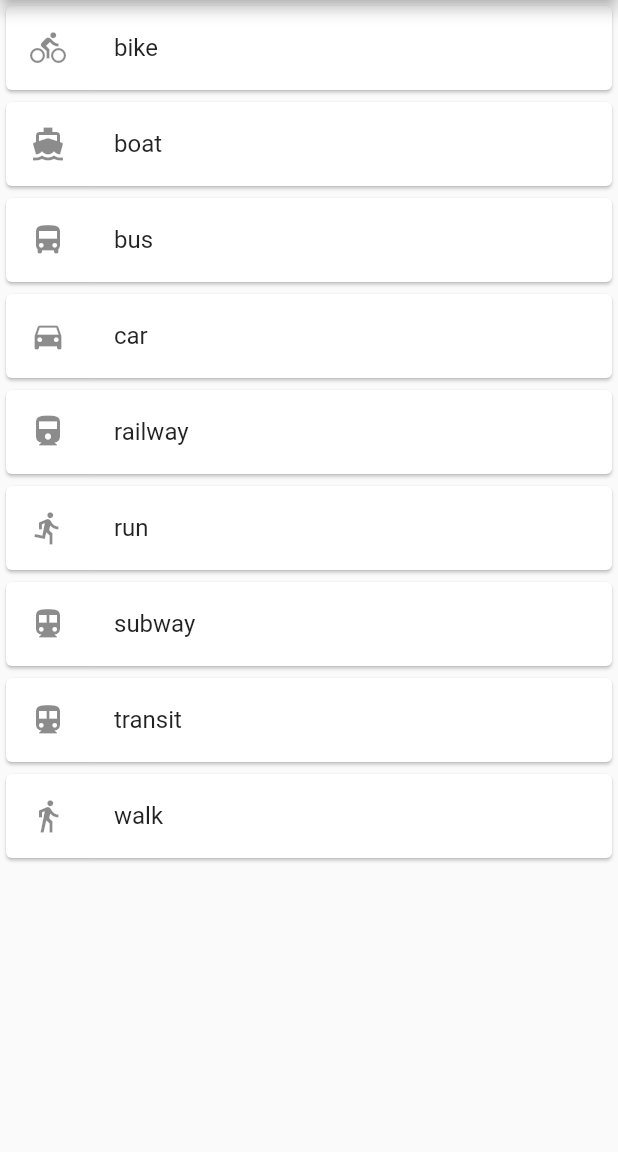
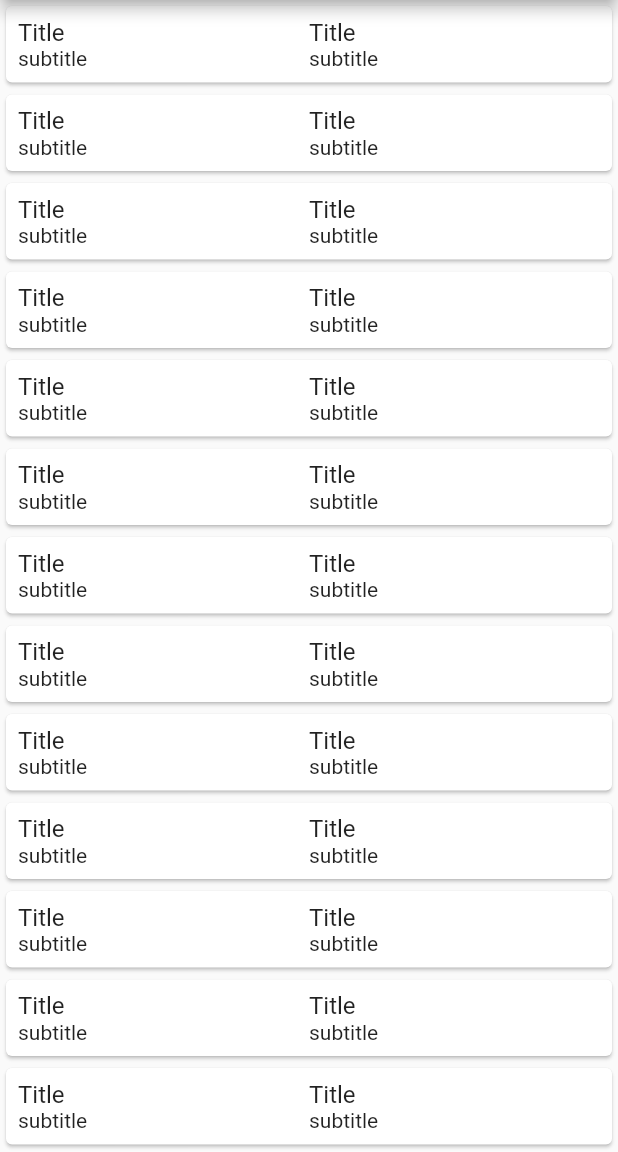
Before and after one commit to after-six/mastering_flutter_listview_jelly, a Flutter app: the screen it shows after launch, on a phone screen of 412 x 824 dp, the part 84-1236 px from its top. Run offline on Flutter 3.47's test engine with Material 2 defaults, Android fonts, the phone set to English and light mode, and no system bars.

Commit message:
Custom list item // the Expanded widget lets the columns share the space                       Widget column = Expanded(                         child: Column(                           // align the text to the left instead of centered                           crossAxisAlignment: CrossAxisAlignment.start,                           children: <Widget>[                             Text('Title', style: TextStyle(fontSize: 16),),                             Text('subtitle'),                           ],                         ),                       );
                      return ListView.builder(
                        itemBuilder: (context, index) {
                          return Card(
                            child: Padding(
                              padding: const EdgeInsets.all(8.0),
                              child: Row(
                                children: <Widget>[
                                  column,
                                  column,
                                ],
                              ),
                            ),
                          );
                        },
                      );

```diff
--- a/lib/main.dart
+++ b/lib/main.dart
@@ -28,22 +28,29 @@ class BodyLayout extends StatelessWidget {
 
 // replace this function with the code in the examples
 Widget _myListView(BuildContext context) {
-
-  final titles = ['bike', 'boat', 'bus', 'car',
-    'railway', 'run', 'subway', 'transit', 'walk'];
-
-  final icons = [Icons.directions_bike, Icons.directions_boat,
-    Icons.directions_bus, Icons.directions_car, Icons.directions_railway,
-    Icons.directions_run, Icons.directions_subway, Icons.directions_transit,
-    Icons.directions_walk];
+  // the Expanded widget lets the columns share the space
+  Widget column = Expanded(
+    child: Column(
+      // align the text to the left instead of centered
+      crossAxisAlignment: CrossAxisAlignment.start,
+      children: <Widget>[
+        Text('Title', style: TextStyle(fontSize: 16),),
+        Text('subtitle'),
+      ],
+    ),
+  );
 
   return ListView.builder(
-    itemCount: titles.length,
     itemBuilder: (context, index) {
-      return Card( //                           <-- Card widget
-        child: ListTile(
-          leading: Icon(icons[index]),
-          title: Text(titles[index]),
+      return Card(
+        child: Padding(
+          padding: const EdgeInsets.all(8.0),
+          child: Row(
+            children: <Widget>[
+              column,
+              column,
+            ],
+          ),
         ),
       );
     },
```
